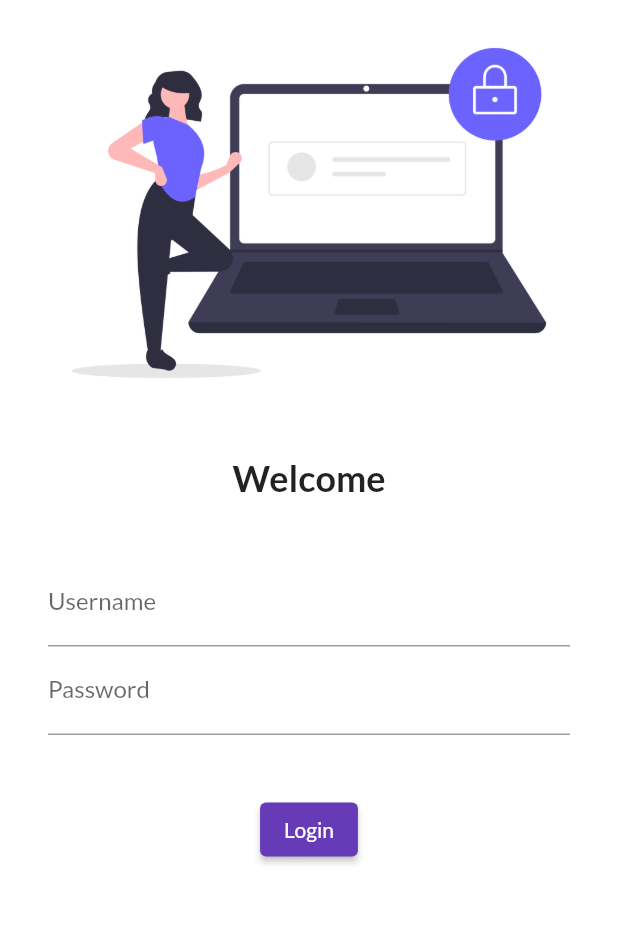
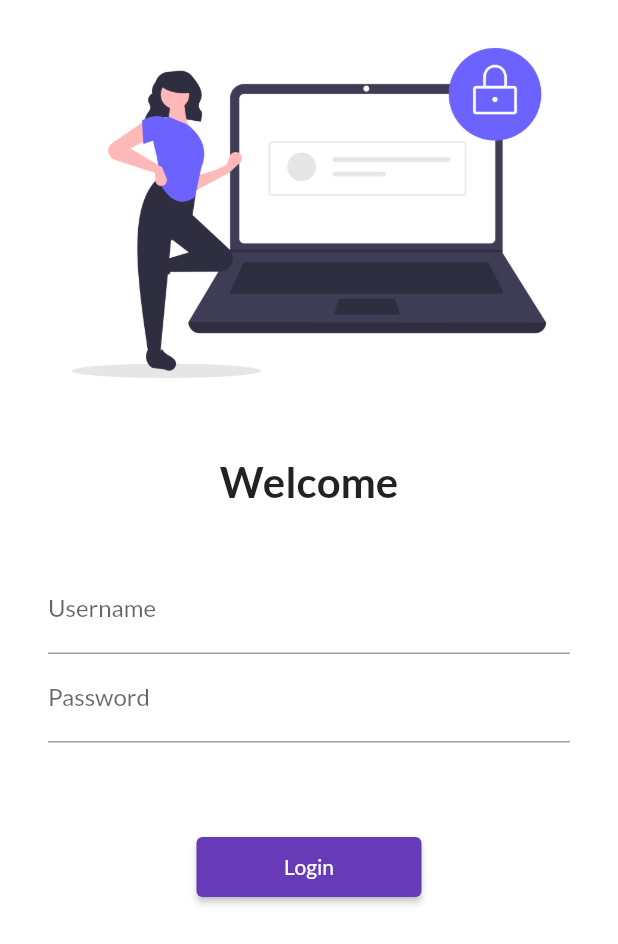
Before and after one commit to syedshahan/catalogApp, a Flutter app: the screen it shows after launch, on a phone screen of 412 x 824 dp. Shown: the top 944 px of the screen. Run offline on Flutter 3.47's test engine with Material 2 defaults, Android fonts, the phone set to English and light mode, and no system bars; our stand-ins replace google_fonts.

Commit message:
Day 5 Completed

```diff
--- a/lib/main.dart
+++ b/lib/main.dart
@@ -1,6 +1,7 @@
 import 'package:flutter/material.dart';
 import 'package:flutter_catalog/pages/homepage.dart';
 import 'package:flutter_catalog/pages/login_page.dart';
+import 'package:flutter_catalog/utils/routes.dart';
 import 'pages/homepage.dart';
 import 'package:google_fonts/google_fonts.dart';
 
@@ -22,8 +23,8 @@ class MyApp extends StatelessWidget {
       ),
       routes: {
         "/": (context) => LoginPage(),
-        "/home": (context) => HomePage(),
-        "/login": (context) => LoginPage(),
+        MyRoutes.homeRoute: (context) => HomePage(),
+        MyRoutes.loginRoute: (context) => LoginPage(),
       },
     );
   }
--- a/lib/pages/login_page.dart
+++ b/lib/pages/login_page.dart
@@ -1,10 +1,12 @@
 import 'package:flutter/material.dart';
+import 'package:flutter_catalog/utils/routes.dart';
 
 class LoginPage extends StatelessWidget {
   @override
   Widget build(BuildContext context) {
     return Material(
-        color: Colors.white,
+      color: Colors.white,
+      child: SingleChildScrollView(
         child: Column(
           children: [
             Image.asset(
@@ -17,7 +19,7 @@ class LoginPage extends StatelessWidget {
             Text(
               "Welcome",
               style: TextStyle(
-                fontSize: 24,
+                fontSize: 28,
                 fontWeight: FontWeight.bold,
               ),
             ),
@@ -46,16 +48,18 @@ class LoginPage extends StatelessWidget {
               ),
             ),
             SizedBox(
-              height: 20.0,
+              height: 40.0,
             ),
             ElevatedButton(
               child: Text("Login"),
-              style: TextButton.styleFrom(),
+              style: TextButton.styleFrom(minimumSize: Size(150, 40)),
               onPressed: () {
-                print("Login");
+                Navigator.pushNamed(context, MyRoutes.homeRoute);
               },
             ),
           ],
-        ));
+        ),
+      ),
+    );
   }
 }
--- /dev/null
+++ b/lib/utils/routes.dart
@@ -0,0 +1,4 @@
+class MyRoutes {
+  static String loginRoute = "/login";
+  static String homeRoute = "/home";
+}
--- a/pubspec.yaml
+++ b/pubspec.yaml
@@ -34,7 +34,7 @@ dependencies:
   # The following adds the Cupertino Icons font to your application.
   # Use with the CupertinoIcons class for iOS style icons.
   cupertino_icons: ^1.0.2
-  google_fonts: ^1.1.2
+  google_fonts: ^3.0.1
 
 dev_dependencies:
   flutter_test:
```
